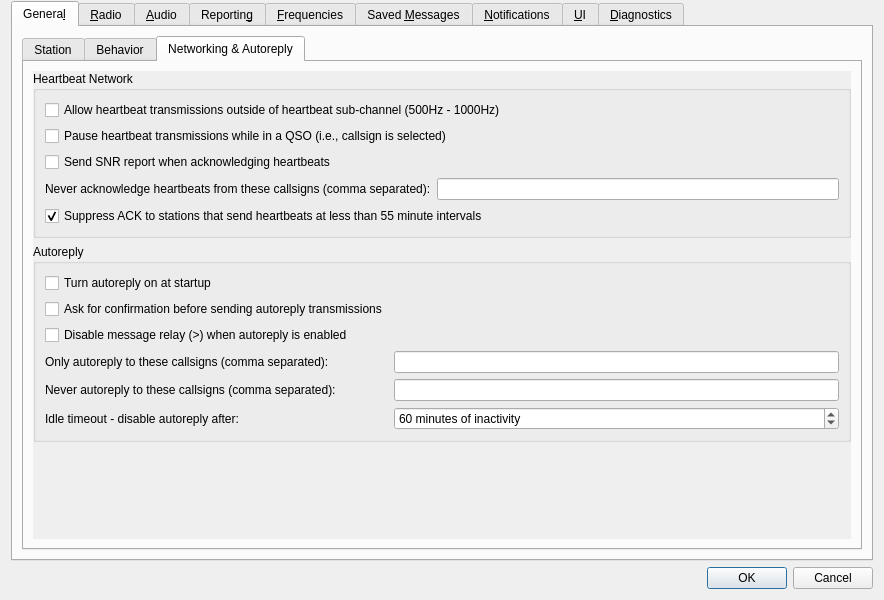
This is JS8_UI/Configuration.ui in mrwenmin/JS8Call-improved as Qt 5 draws it before an edit. The edited form follows.
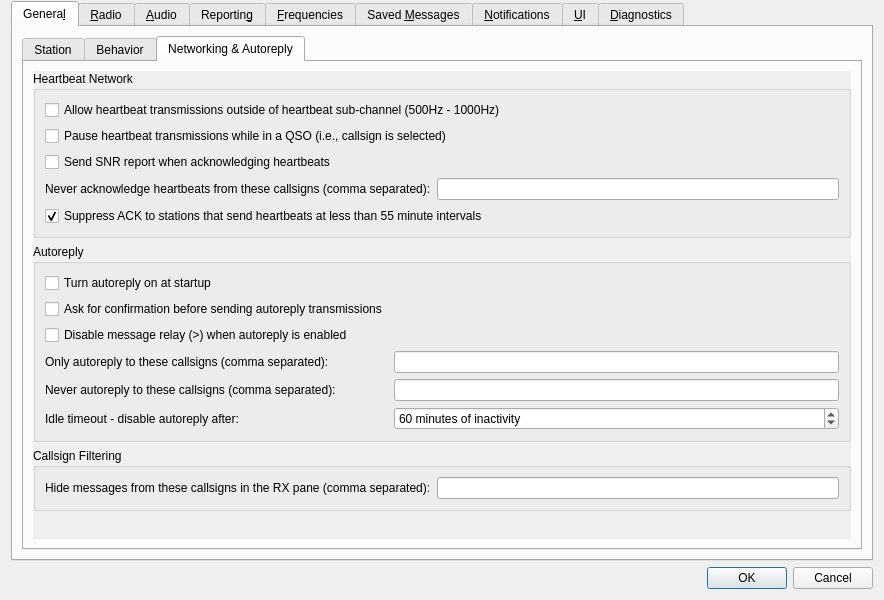
This is the edited form. The open tabs and pages were chosen to show the change. Custom widgets are drawn as their Qt base class.

Commit message: Add callsign blocking feature, settable in the UI

Diff of the .ui file:
```diff
--- a/JS8_UI/Configuration.ui
+++ b/JS8_UI/Configuration.ui
@@ -875,6 +875,28 @@
                  </layout>
                 </widget>
                </item>
+               <item>
+                <widget class="QGroupBox" name="groupBox_callsign_filtering">
+                 <property name="title">
+                  <string>Callsign Filtering</string>
+                 </property>
+                 <layout class="QFormLayout" name="formLayout_callsign_filtering">
+                  <property name="fieldGrowthPolicy">
+                   <enum>QFormLayout::FieldGrowthPolicy::ExpandingFieldsGrow</enum>
+                  </property>
+                  <item row="0" column="0">
+                   <widget class="QLabel" name="rx_blocklist_label">
+                    <property name="text">
+                     <string>Hide messages from these callsigns in the RX pane (comma separated):</string>
+                    </property>
+                   </widget>
+                  </item>
+                  <item row="0" column="1">
+                   <widget class="QLineEdit" name="rx_blocklist_line_edit"/>
+                  </item>
+                 </layout>
+                </widget>
+               </item>
                <item>
                 <spacer name="verticalSpacer_18">
                  <property name="orientation">
```
The commit also changes 4 other files.
